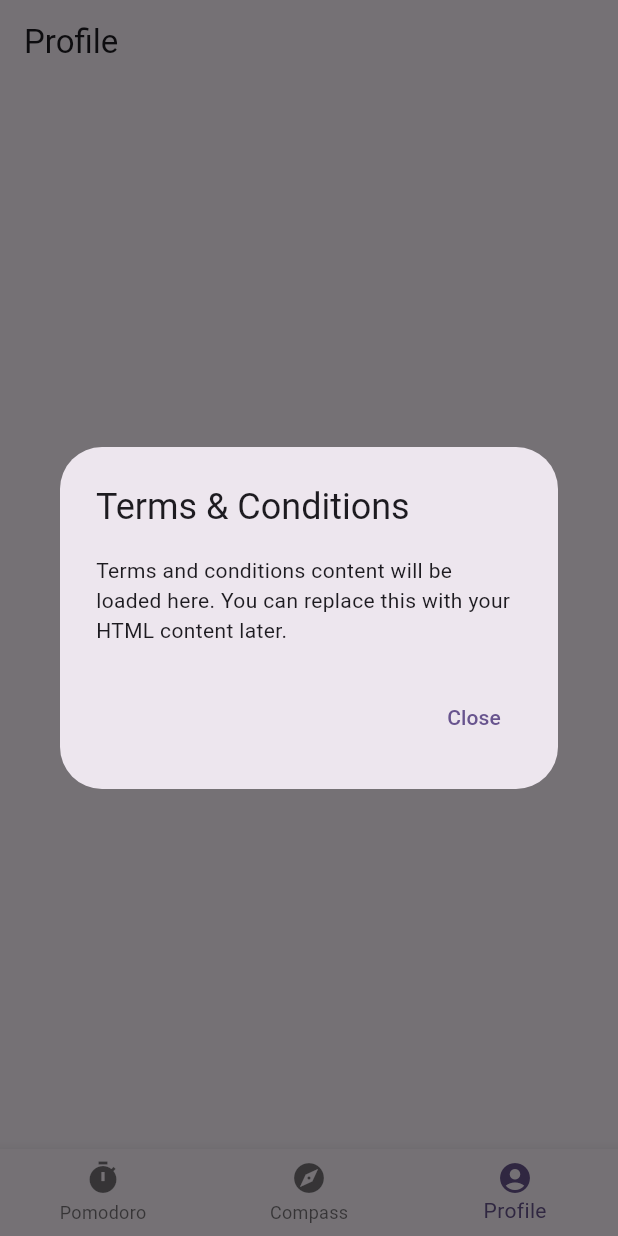
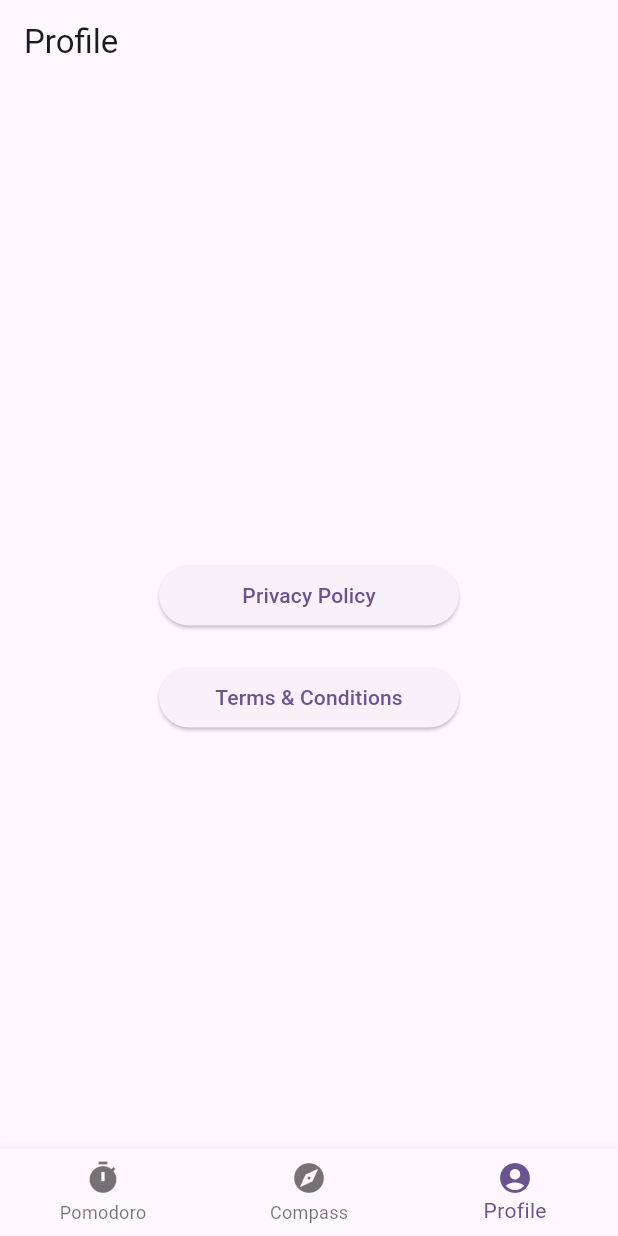
Before and after one commit to Pruthviraj-Guddu/multitool, a Flutter app: the screen it shows after launch, item 3 of the bottom bar chosen, after a tap on "Terms & Conditions", on a phone screen of 412 x 824 dp. Run offline on Flutter 3.47's test engine with Material 3 defaults, Android fonts, the phone set to English and light mode, and no system bars; our stand-ins replace flutter_compass, go_router, permission_handler.

Commit message:
add Terms & Conditions

```diff
--- a/lib/features/profile/profile_page.dart
+++ b/lib/features/profile/profile_page.dart
@@ -10,6 +10,31 @@ class ProfilePage extends StatefulWidget {
 }
 
 class _ProfilePageState extends State<ProfilePage> {
+
+  void _launchPrivacyPolicy() async {
+    final Uri url = Uri.parse(
+      'https://pruthviraj-guddu.github.io/multitool/privacyPolicy.html',
+    );
+    if (await canLaunchUrl(url)) {
+      await launchUrl(url, mode: LaunchMode.externalApplication);
+    } else {
+      throw 'Could not launch $url';
+    }
+  }
+
+  void _launchTermsAndConditions() async {
+    final Uri url = Uri.parse(
+      'https://pruthviraj-guddu.github.io/multitool/termsAndCondition.html',
+    );
+    if (await canLaunchUrl(url)) {
+      await launchUrl(url, mode: LaunchMode.externalApplication);
+    } else {
+      throw 'Could not launch $url';
+    }
+  }
+
+
+
   void _showLegalDialog(BuildContext context, String title, String content) {
     showDialog(
       context: context,
@@ -50,10 +75,12 @@ class _ProfilePageState extends State<ProfilePage> {
             // const SizedBox(height: 10),
             // const Text('user@example.com'),
             const SizedBox(height: 40),
+
             SizedBox(
               width: 200,
               child: SizedBox(
                 width: 200,
+
                 child: ElevatedButton(
                   onPressed: _launchPrivacyPolicy,
                   child: const Text('Privacy Policy'),
@@ -74,16 +101,24 @@ class _ProfilePageState extends State<ProfilePage> {
             const SizedBox(height: 20),
             SizedBox(
               width: 200,
+              child:
+              SizedBox(
+              width: 200,
               child: ElevatedButton(
-                onPressed: () {
-                  _showLegalDialog(
-                    context,
-                    'Terms & Conditions',
-                    'Terms and conditions content will be loaded here. You can replace this with your HTML content later.',
-                  );
-                },
+                onPressed: _launchTermsAndConditions,
                 child: const Text('Terms & Conditions'),
               ),
+            ),
+              // ElevatedButton(
+              //   onPressed: () {
+              //     _showLegalDialog(
+              //       context,
+              //       'Terms & Conditions',
+              //       'Terms and conditions content will be loaded here. You can replace this with your HTML content later.',
+              //     );
+              //   },
+              //   child: const Text('Terms & Conditions'),
+              // ),
             ),
           ],
         ),
@@ -92,14 +127,5 @@ class _ProfilePageState extends State<ProfilePage> {
     );
   }
 
-  void _launchPrivacyPolicy() async {
-    final Uri url = Uri.parse(
-      'https://pruthviraj-guddu.github.io/multitool/privacyPolicy.html',
-    );
-    if (await canLaunchUrl(url)) {
-      await launchUrl(url, );
-    } else {
-      throw 'Could not launch $url';
-    }
-  }
+
 }
--- a/lib/widgets/bottom_nav_bar.dart
+++ b/lib/widgets/bottom_nav_bar.dart
@@ -28,7 +28,6 @@ class AppBottomNavBar extends StatelessWidget {
             context.go(Routes.compass);
             break;
           case 2:
-          log('case 2 profile');
             context.go(Routes.profile);
             break;
         }
```
